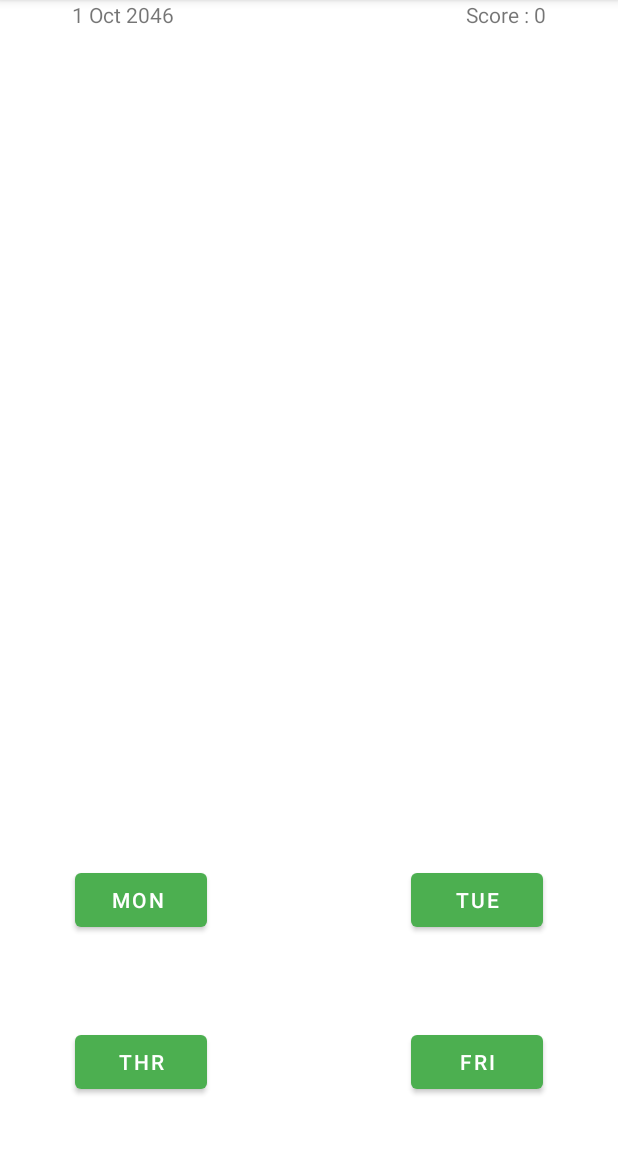
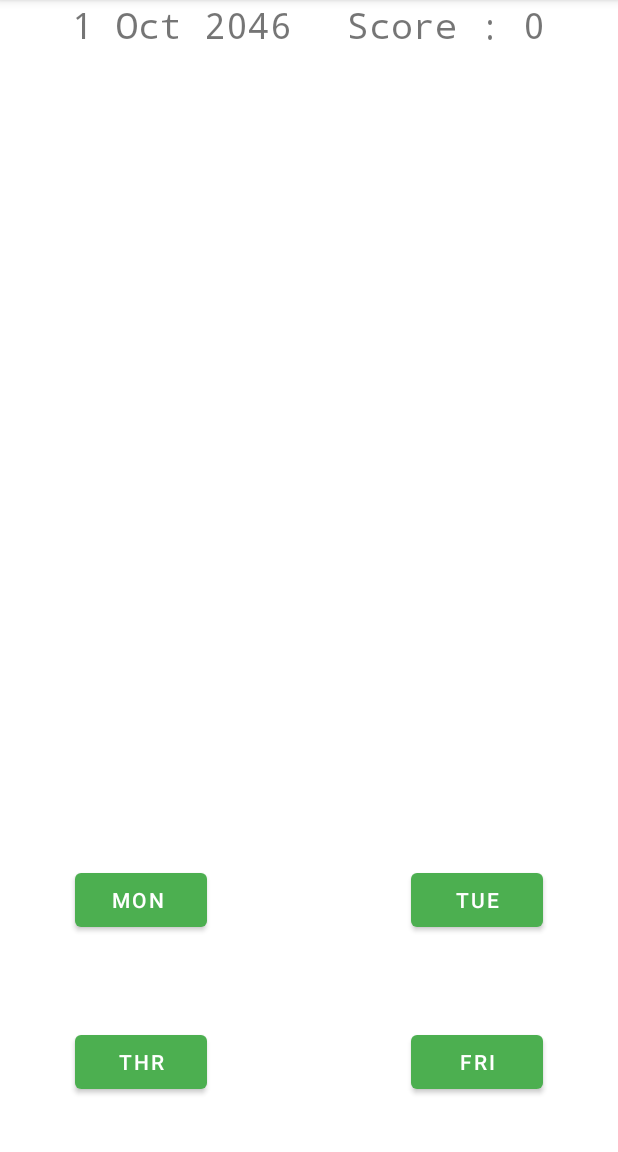
Before and after one commit to jaiakash/guesstheday, an Android app: the screen it shows after launch (MainActivity), on a phone screen of 412 x 824 dp, the part 84-1236 px from its top. Run offline under Robolectric (Android 15) with nearby library versions, the phone set to English and light mode, and no system bars.

Commit message:
Save state on rotation

```diff
--- a/app/src/main/AndroidManifest.xml
+++ b/app/src/main/AndroidManifest.xml
@@ -10,7 +10,8 @@
         android:roundIcon="@mipmap/ic_launcher_round"
         android:supportsRtl="true"
         android:theme="@style/Theme.GuessTheDay">
-        <activity android:name=".MainActivity">
+        <activity android:name=".MainActivity"
+            android:configChanges="orientation|screenSize|keyboardHidden">
             <intent-filter>
                 <action android:name="android.intent.action.MAIN" />
 
--- a/app/src/main/res/layout/activity_main.xml
+++ b/app/src/main/res/layout/activity_main.xml
@@ -12,6 +12,8 @@
         android:layout_height="wrap_content"
         android:layout_marginStart="48dp"
         android:text="Random Date"
+        android:textSize="24sp"
+        android:typeface="monospace"
         app:layout_constraintBottom_toBottomOf="parent"
         app:layout_constraintHorizontal_bias="0.5"
         app:layout_constraintLeft_toLeftOf="parent"
@@ -73,7 +75,11 @@
         android:layout_height="wrap_content"
         android:layout_marginEnd="48dp"
         android:text="Score"
+        android:textSize="24sp"
+        android:typeface="monospace"
         app:layout_constraintEnd_toEndOf="parent"
+        app:layout_constraintHorizontal_bias="0.988"
+        app:layout_constraintStart_toEndOf="@+id/text_date"
         tools:layout_editor_absoluteY="0dp" />
 
 </androidx.constraintlayout.widget.ConstraintLayout>
--- a/app/src/main/res/values-night/themes.xml
+++ b/app/src/main/res/values-night/themes.xml
@@ -8,7 +8,7 @@
         <!-- Secondary brand color. -->
         <item name="colorSecondary">@color/teal_200</item>
         <item name="colorSecondaryVariant">@color/teal_200</item>
-        <item name="colorOnSecondary">@color/black</item>
+        <item name="colorOnSecondary">@color/grey</item>
         <!-- Status bar color. -->
         <item name="android:statusBarColor" tools:targetApi="l">?attr/colorPrimaryVariant</item>
         <!-- Customize your theme here. -->
--- a/app/src/main/res/values/colors.xml
+++ b/app/src/main/res/values/colors.xml
@@ -6,6 +6,7 @@
     <color name="teal_200">#FF03DAC5</color>
     <color name="teal_700">#FF018786</color>
     <color name="black">#FF000000</color>
+    <color name="grey">#BDBDBD</color>
     <color name="white">#FFFFFFFF</color>
     <color name="lightgreen">#388E3C</color>
     <color name="darkgreen">#4CAF50</color>
--- a/app/src/main/res/values/themes.xml
+++ b/app/src/main/res/values/themes.xml
@@ -8,7 +8,7 @@
         <!-- Secondary brand color. -->
         <item name="colorSecondary">@color/teal_200</item>
         <item name="colorSecondaryVariant">@color/teal_700</item>
-        <item name="colorOnSecondary">@color/black</item>
+        <item name="colorOnSecondary">@color/grey</item>
         <!-- Status bar color. -->
         <item name="android:statusBarColor" tools:targetApi="l">?attr/colorPrimaryVariant</item>
         <!-- Customize your theme here. -->
```
